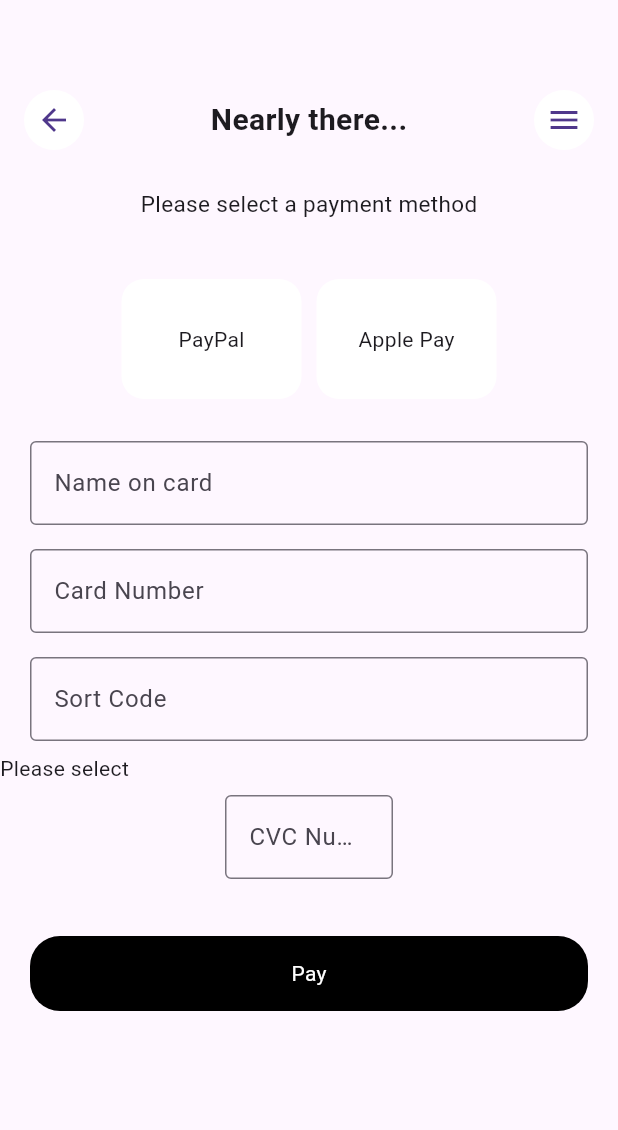
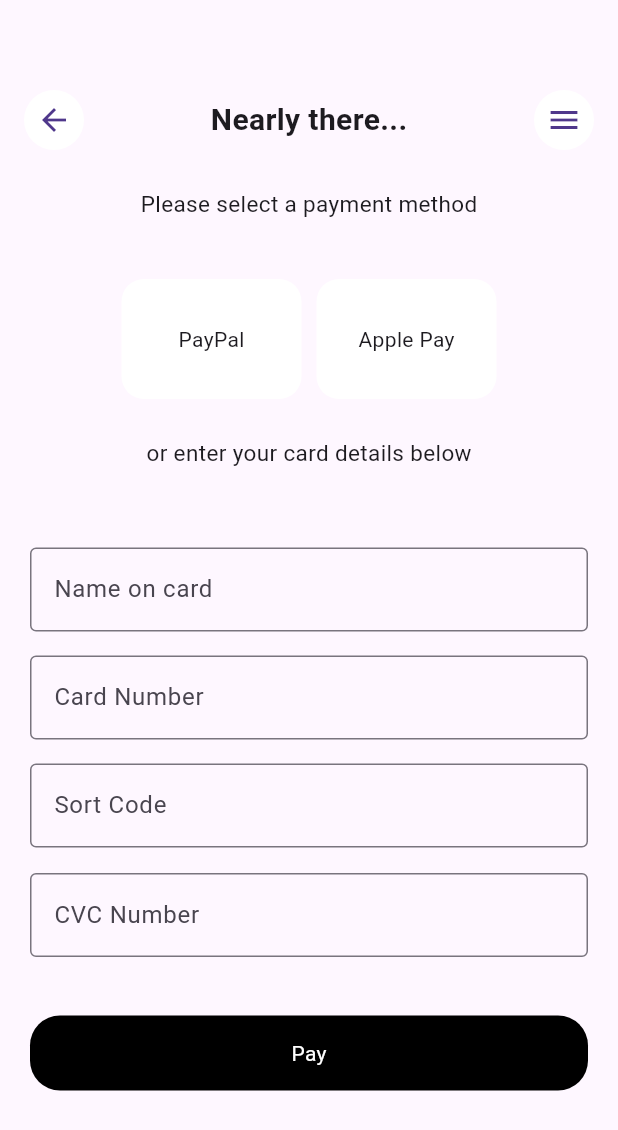
Before and after one commit to madinaabdurahmonova558-lgtm/app_cake, a Flutter app: the NearliPage screen opened directly, on a phone screen of 412 x 824 dp. Shown: the top 1130 px of the screen. Run offline on Flutter 3.47's test engine with Material 3 defaults, Android fonts, the phone set to English and light mode, and no system bars; our stand-ins replace google_fonts, responsive_sizer.

Commit message:
ывапрол

```diff
--- a/lib/src/page/nearli_page.dart
+++ b/lib/src/page/nearli_page.dart
@@ -32,7 +32,6 @@ class NearliPage extends StatelessWidget {
                   ],
                 ),
               ),
-
               const SizedBox(height: 25),
               const Text("Please select a payment method", style: TextStyle(fontSize: 15),),
               const SizedBox(height: 40),
@@ -46,19 +45,19 @@ class NearliPage extends StatelessWidget {
                 ],
               ),
 
+              const SizedBox(height: 25),
+              const Text("or enter your card details below", style: TextStyle(fontSize: 15),),
+              const SizedBox(height: 25),
+
               const SizedBox(height: 20),
 
               /// INPUTS
               buildField("Name on card"),
               buildField("Card Number"),
               buildField("Sort Code"),
-              Row(
-                children: [
-                  Text('Please select',),
-                ],
-              ),
+
               Padding(
-      padding: const EdgeInsets.symmetric(horizontal: 150, vertical: 8),
+      padding: const EdgeInsets.symmetric(horizontal: 20, vertical: 9),
       child: TextField(
         decoration: InputDecoration(
           hintText: 'CVC Number',
```
